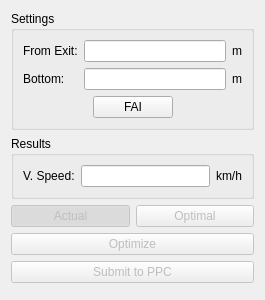
The window that src/speedform.ui (flysight/flysight-viewer-qt) describes before a commit, drawn with Qt 5.
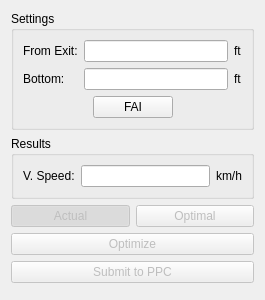
The same window after the commit.

Commit message: Change Speed altitude units to feet

```diff
--- a/src/speedform.ui
+++ b/src/speedform.ui
@@ -35,7 +35,7 @@
         <item row="0" column="2">
          <widget class="QLabel" name="bottomUnits_2">
           <property name="text">
-           <string>m</string>
+           <string>ft</string>
           </property>
          </widget>
         </item>
@@ -52,7 +52,7 @@
         <item row="1" column="2">
          <widget class="QLabel" name="bottomUnits">
           <property name="text">
-           <string>m</string>
+           <string>ft</string>
           </property>
          </widget>
         </item>
```
The commit also changes 2 other files.
